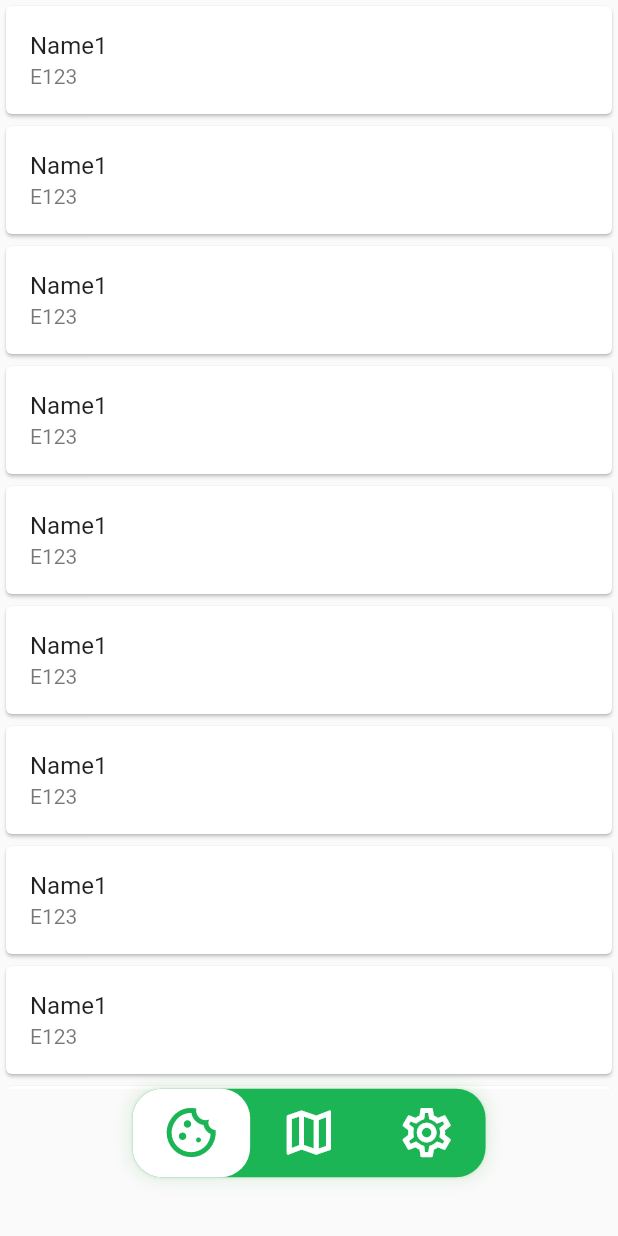
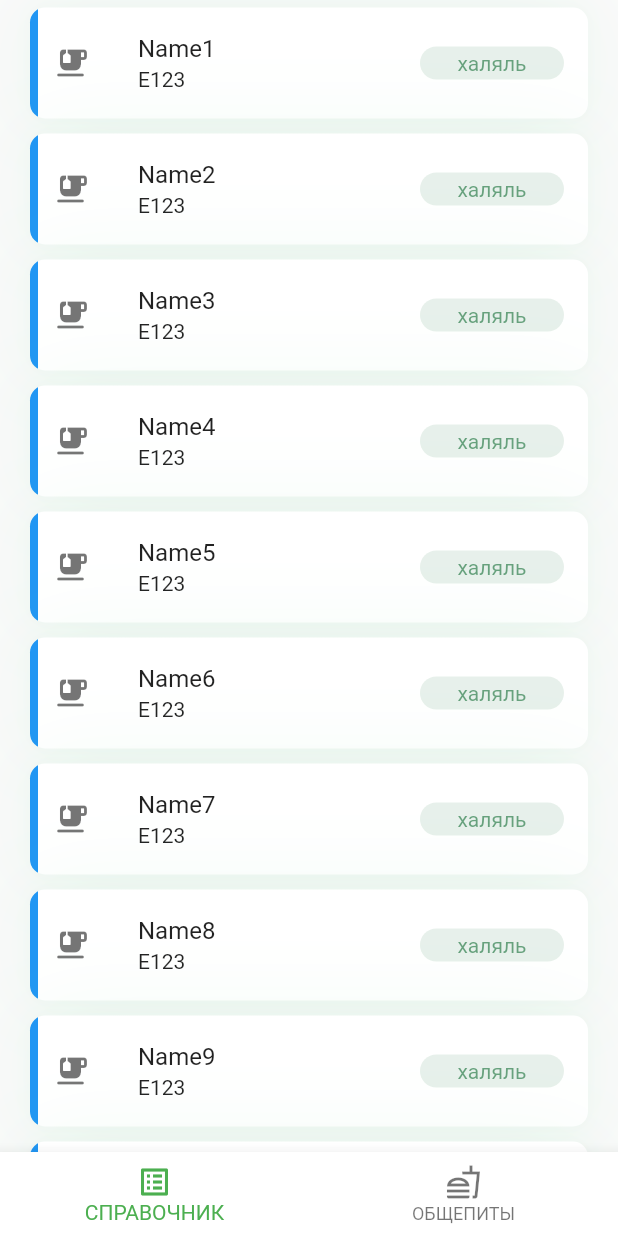
Before and after one commit to HalalCommitteeTR/halal-mobile-app, a Flutter app: the screen it shows after launch, on a phone screen of 412 x 824 dp. Run offline on Flutter 3.47's test engine with Material 2 defaults, Android fonts, the phone set to English and light mode, and no system bars; drawn by our look-alikes of google_nav_bar; our stand-ins replace bloc, equatable, flutter_bloc, freezed_annotation, hive; accounts and stored records are empty; generated files the repository leaves out were written again.

Commit message:
Add ItemTile

```diff
--- a/lib/api/clients/food_additive_api_client/food_additive_api_client.dart
+++ b/lib/api/clients/food_additive_api_client/food_additive_api_client.dart
@@ -3,7 +3,7 @@ import '../../models/food_additive/food_additive.dart';
 abstract class FoodAdditiveApi {
   const FoodAdditiveApi();
 
-  Future<List<FoodAdditive>?> getFoodAdditives({int offset=0, int limit=100});
+  Future<List<FoodAdditive>?> getFoodAdditives({int offset=0, int limit=15});
 
   Future<FoodAdditive?> getFoodAdditive(int id);
 }
--- a/lib/api/clients/food_additive_api_client/http_food_additive_api_client.dart
+++ b/lib/api/clients/food_additive_api_client/http_food_additive_api_client.dart
@@ -14,8 +14,9 @@ class HttpFoodAdditiveApiClient extends FoodAdditiveApi {
       : _client = client ?? http.Client();
 
   final http.Client _client;
+
   // TODO - fill base url
-  static const _baseUrl = '';
+  static const _baseUrl = 'https://28e5-188-130-155-160.eu.ngrok.io/api/v1';
 
   @override
   Future<FoodAdditive?> getFoodAdditive(int id) async {
@@ -30,12 +31,16 @@ class HttpFoodAdditiveApiClient extends FoodAdditiveApi {
   }
 
   @override
-  Future<List<FoodAdditive>?> getFoodAdditives({int offset=0, int limit=100}) async {
+  Future<List<FoodAdditive>?> getFoodAdditives(
+      {int offset = 0, int limit = 15}) async {
     final queryParameters = {
       'offset': '$offset',
       'limit': '$limit',
     };
-    final uri = Uri.https(_baseUrl, '/food_additives', queryParameters);
+    // final uri = Uri.https(_baseUrl, '/food_additives', queryParameters);
+    final uri = Uri.parse('$_baseUrl/food_additives')
+      ..replace(queryParameters: queryParameters);
+    print(uri);
     final response = await _client.get(uri);
     if (response.statusCode != HttpStatus.ok) {
       throw FoodAdditivesFailure();
@@ -43,7 +48,7 @@ class HttpFoodAdditiveApiClient extends FoodAdditiveApi {
     final json = jsonDecode(response.body);
     final foodAdditivesList = List<FoodAdditive>.from(
       json.map(
-            (jsonFoodAdditive) => FoodAdditive.fromJson(jsonFoodAdditive),
+        (jsonFoodAdditive) => FoodAdditive.fromJson(jsonFoodAdditive),
       ),
     );
     return foodAdditivesList;
--- a/lib/home/view/home_page.dart
+++ b/lib/home/view/home_page.dart
@@ -33,47 +33,61 @@ class HomeView extends StatelessWidget {
           Text('settings'),
         ],
       ),
-      bottomNavigationBar: FittedBox(
-        child: Container(
-          margin: const EdgeInsets.only(bottom: 40, left: 90, right: 90),
-          decoration: BoxDecoration(
-            borderRadius: BorderRadius.circular(20),
-            color: Theme.of(context).bottomNavigationBarTheme.backgroundColor,
-            boxShadow: const [
-              BoxShadow(
-                color: Color.fromRGBO(0, 129, 0, 0.1),
-                offset: Offset(0, 0),
-                blurRadius: 10,
-                spreadRadius: 2,
-              ),
-              BoxShadow(
-                color: Color.fromRGBO(0, 129, 0, 0.1),
-                offset: Offset(0, 0),
-                blurRadius: 1,
-              ),
-            ],
-          ),
-          child: GNav(
-            mainAxisAlignment: MainAxisAlignment.spaceEvenly,
-            iconSize: 40,
-            padding: const EdgeInsets.symmetric(vertical: 10, horizontal: 20),
-            tabBorderRadius: 20,
-            //backgroundColor: Colors.green,
-            color: Colors.white,
-            tabBackgroundColor: Colors.white,
-            activeColor:
-                Theme.of(context).bottomNavigationBarTheme.selectedItemColor,
-            onTabChange: (index) => context.read<HomeCubit>().setTab(
-                  HomeTab.values[index],
-                ),
-            tabs: const [
-              GButton(icon: Icons.cookie_outlined),
-              GButton(icon: Icons.map_outlined),
-              GButton(icon: Icons.settings_outlined),
-            ],
-          ),
-        ),
+      bottomNavigationBar: BottomNavigationBar(
+        items: const [
+          BottomNavigationBarItem(
+              icon: Icon(Icons.list_alt_outlined), label: 'СПРАВОЧНИК'),
+          BottomNavigationBarItem(
+              icon: Icon(Icons.fastfood_outlined), label: 'ОБЩЕПИТЫ'),
+        ],
+        showUnselectedLabels: true,
+        selectedItemColor: Colors.green,
+        backgroundColor: Colors.white,
+        onTap: (index) => context.read<HomeCubit>().setTab(
+              HomeTab.values[index],
+            ),
       ),
+      // bottomNavigationBar: FittedBox(
+      //   child: Container(
+      //     margin: const EdgeInsets.only(bottom: 40, left: 90, right: 90),
+      //     decoration: BoxDecoration(
+      //       borderRadius: BorderRadius.circular(20),
+      //       color: Theme.of(context).bottomNavigationBarTheme.backgroundColor,
+      //       boxShadow: const [
+      //         BoxShadow(
+      //           color: Color.fromRGBO(0, 129, 0, 0.1),
+      //           offset: Offset(0, 0),
+      //           blurRadius: 10,
+      //           spreadRadius: 2,
+      //         ),
+      //         BoxShadow(
+      //           color: Color.fromRGBO(0, 129, 0, 0.1),
+      //           offset: Offset(0, 0),
+      //           blurRadius: 1,
+      //         ),
+      //       ],
+      //     ),
+      //     child: GNav(
+      //       mainAxisAlignment: MainAxisAlignment.spaceEvenly,
+      //       iconSize: 40,
+      //       padding: const EdgeInsets.symmetric(vertical: 10, horizontal: 20),
+      //       tabBorderRadius: 20,
+      //       //backgroundColor: Colors.green,
+      //       color: Colors.white,
+      //       tabBackgroundColor: Colors.white,
+      //       activeColor:
+      //           Theme.of(context).bottomNavigationBarTheme.selectedItemColor,
+      //       onTabChange: (index) => context.read<HomeCubit>().setTab(
+      //             HomeTab.values[index],
+      //           ),
+      //       tabs: const [
+      //         GButton(icon: Icons.cookie_outlined),
+      //         GButton(icon: Icons.map_outlined),
+      //         GButton(icon: Icons.settings_outlined),
+      //       ],
+      //     ),
+      //   ),
+      // ),
     );
   }
 }
--- a/lib/items_overview/widgets/item_tile.dart
+++ b/lib/items_overview/widgets/item_tile.dart
@@ -1,16 +1,17 @@
 import 'package:flutter/material.dart';
 import 'package:halal_mobile_app/api/models/food_additive/food_additive.dart';
-
+import 'package:halal_mobile_app/items_overview/widgets/permissiveness_badge.dart';
 
 class FoodAdditiveTile extends StatefulWidget {
   final FoodAdditive foodAdditive;
 
-  const FoodAdditiveTile({super.key,
+  const FoodAdditiveTile({
+    super.key,
     required this.foodAdditive,
   });
 
   @override
-  _FoodAdditiveTileState createState() => _FoodAdditiveTileState();
+  State<FoodAdditiveTile> createState() => _FoodAdditiveTileState();
 }
 
 class _FoodAdditiveTileState extends State<FoodAdditiveTile> {
@@ -18,25 +19,69 @@ class _FoodAdditiveTileState extends State<FoodAdditiveTile> {
 
   @override
   Widget build(BuildContext context) {
-    return Card(
-      child: Column(
-        children: <Widget>[
-          ListTile(
-            leading: widget.foodAdditive.imageSource != null ? Image.network(widget.foodAdditive.imageSource!) : null,
-            title: Text(widget.foodAdditive.name),
-            onTap: () {
-              setState(() {
-                _expanded = !_expanded;
-              });
-            },
-            subtitle: widget.foodAdditive.eNumber != null ? Text(widget.foodAdditive.eNumber!) : null,
+    return Container(
+      margin: EdgeInsets.symmetric(horizontal: 20, vertical: 5),
+      decoration: BoxDecoration(
+        color: Colors.white,
+        boxShadow: const [
+          BoxShadow(
+            color: Color.fromRGBO(119, 211, 153, 0.05),
+            blurRadius: 10,
+            spreadRadius: 0,
           ),
-          _expanded && widget.foodAdditive.description != null ? Padding(
-            padding: const EdgeInsets.all(16.0),
-            child: Text(widget.foodAdditive.description!),
-          ) : Container(),
+          BoxShadow(
+            color: Color.fromRGBO(119, 211, 153, 0.1),
+            blurRadius: 50,
+            spreadRadius: 0,
+          ),
         ],
+        gradient: const LinearGradient(
+          stops: [1/69, 1/69],
+          colors: [Colors.blue, Colors.white],
+        ),
+        borderRadius: BorderRadius.circular(10),
+      ),
+      child: ExpansionTile(
+        leading: const SizedBox(
+          height: double.infinity,
+          child: Icon(Icons.emoji_food_beverage_rounded),
+        ),
+        title: Text(widget.foodAdditive.name),
+        subtitle: Text(widget.foodAdditive.eNumber ?? ''),
+        trailing: PermissivenessBadge(
+            permissiveness: widget.foodAdditive.permissiveness),
+        children: [
+          Text(widget.foodAdditive.permissiveness.toString()),
+          Text(widget.foodAdditive.description ?? ''),
+        ],
+        onExpansionChanged: (isExpanded) => setState(() {
+          _expanded = isExpanded;
+        }),
       ),
     );
   }
+
+// @override
+// Widget build(BuildContext context) {
+//   return Card(
+//     child: Column(
+//       children: <Widget>[
+//         ListTile(
+//           leading: widget.foodAdditive.imageSource != null ? Image.network(widget.foodAdditive.imageSource!) : null,
+//           title: Text(widget.foodAdditive.name),
+//           onTap: () {
+//             setState(() {
+//               _expanded = !_expanded;
+//             });
+//           },
+//           subtitle: widget.foodAdditive.eNumber != null ? Text(widget.foodAdditive.eNumber!) : null,
+//         ),
+//         _expanded && widget.foodAdditive.description != null ? Padding(
+//           padding: const EdgeInsets.all(16.0),
+//           child: Text(widget.foodAdditive.description!),
+//         ) : Container(),
+//       ],
+//     ),
+//   );
+// }
 }
--- /dev/null
+++ b/lib/items_overview/widgets/permissiveness_badge.dart
@@ -0,0 +1,60 @@
+import 'package:flutter/material.dart';
+import 'package:halal_mobile_app/api/api.dart';
+
+class PermissivenessBadge extends StatelessWidget {
+  const PermissivenessBadge({Key? key, required this.permissiveness})
+      : super(key: key);
+
+  final Permissiveness permissiveness;
+
+  Color get _textColor {
+    switch (permissiveness) {
+      case Permissiveness.haram:
+        return const Color.fromRGBO(109, 20, 16, 0.6);
+      case Permissiveness.halal:
+        return const Color.fromRGBO(17, 109, 51, 0.6);
+      case Permissiveness.doubtful:
+        return const Color.fromRGBO(17, 46, 82, 0.6);
+
+    }
+  }
+
+  Color get _backgroundColor {
+    switch (permissiveness) {
+      case Permissiveness.haram:
+        return const Color.fromRGBO(181, 34, 27, 0.1);
+      case Permissiveness.halal:
+        return const Color.fromRGBO(17, 109, 51, 0.1);
+      case Permissiveness.doubtful:
+        return const Color.fromRGBO(28, 76, 137, 0.1);
+    }
+  }
+
+  String get _name {
+    switch (permissiveness) {
+      case Permissiveness.haram:
+        return 'харам';
+      case Permissiveness.halal:
+        return 'халяль';
+      case Permissiveness.doubtful:
+        return 'харам / халяль';
+    }
+  }
+
+  @override
+  Widget build(BuildContext context) {
+    return Container(
+      decoration: BoxDecoration(
+        color: _backgroundColor,
+        borderRadius: BorderRadius.circular(20),
+      ),
+      padding: const EdgeInsets.symmetric(horizontal: 25, vertical: 3),
+      child: Text(
+        _name,
+        style: TextStyle(
+          color: _textColor,
+        ),
+      ),
+    );
+  }
+}
--- a/lib/repositories/item_repository.dart
+++ b/lib/repositories/item_repository.dart
@@ -9,21 +9,19 @@ class ItemRepository {
 
   final FoodAdditiveApi _foodAdditiveApi;
 
-  Future<List<Item>> getItems({int offset= 0, int limit = 100}) async {
-    // final foodAdditives =
-    //     await _foodAdditiveApi.getFoodAdditives(offset: offset, limit: limit);
-    // return List<Item>.from(foodAdditives ?? []);
+  Future<List<Item>> getItems({int offset= 0, int limit = 15}) async {
+    // final foodAdditives = await _foodAdditiveApi.getFoodAdditives(offset: offset, limit: limit) ?? [];
     final foodAdditives = [FoodAdditive(id: 1, name: 'Name1', permissiveness: Permissiveness.halal, description: 'Description1', eNumber: 'E123'),
-      FoodAdditive(id: 2, name: 'Name1', permissiveness: Permissiveness.halal, description: 'Description1', eNumber: 'E123'),
-      FoodAdditive(id: 3, name: 'Name1', permissiveness: Permissiveness.halal, description: 'Description1', eNumber: 'E123'),
-      FoodAdditive(id: 4, name: 'Name1', permissiveness: Permissiveness.halal, description: 'Description1', eNumber: 'E123'),
-      FoodAdditive(id: 5, name: 'Name1', permissiveness: Permissiveness.halal, description: 'Description1', eNumber: 'E123'),
-      FoodAdditive(id: 6, name: 'Name1', permissiveness: Permissiveness.halal, description: 'Description1', eNumber: 'E123'),
-      FoodAdditive(id: 7, name: 'Name1', permissiveness: Permissiveness.halal, description: 'Description1', eNumber: 'E123'),
-      FoodAdditive(id: 8, name: 'Name1', permissiveness: Permissiveness.halal, description: 'Description1', eNumber: 'E123'),
-      FoodAdditive(id: 9, name: 'Name1', permissiveness: Permissiveness.halal, description: 'Description1', eNumber: 'E123'),
-      FoodAdditive(id: 10, name: 'Name1', permissiveness: Permissiveness.halal, description: 'Description1', eNumber: 'E123'),
-      FoodAdditive(id: 11, name: 'Name1', permissiveness: Permissiveness.halal, description: 'Description1', eNumber: 'E123'),
+      FoodAdditive(id: 2, name: 'Name2', permissiveness: Permissiveness.halal, description: 'Description1', eNumber: 'E123'),
+      FoodAdditive(id: 3, name: 'Name3', permissiveness: Permissiveness.halal, description: 'Description1', eNumber: 'E123'),
+      FoodAdditive(id: 4, name: 'Name4', permissiveness: Permissiveness.halal, description: 'Description1', eNumber: 'E123'),
+      FoodAdditive(id: 5, name: 'Name5', permissiveness: Permissiveness.halal, description: 'Description1', eNumber: 'E123'),
+      FoodAdditive(id: 6, name: 'Name6', permissiveness: Permissiveness.halal, description: 'Description1', eNumber: 'E123'),
+      FoodAdditive(id: 7, name: 'Name7', permissiveness: Permissiveness.halal, description: 'Description1', eNumber: 'E123'),
+      FoodAdditive(id: 8, name: 'Name8', permissiveness: Permissiveness.halal, description: 'Description1', eNumber: 'E123'),
+      FoodAdditive(id: 9, name: 'Name9', permissiveness: Permissiveness.halal, description: 'Description1', eNumber: 'E123'),
+      FoodAdditive(id: 10, name: 'Name10', permissiveness: Permissiveness.halal, description: 'Description1', eNumber: 'E123'),
+      FoodAdditive(id: 11, name: 'Name11', permissiveness: Permissiveness.halal, description: 'Description1', eNumber: 'E123'),
     ];
     return foodAdditives;
   }
```
